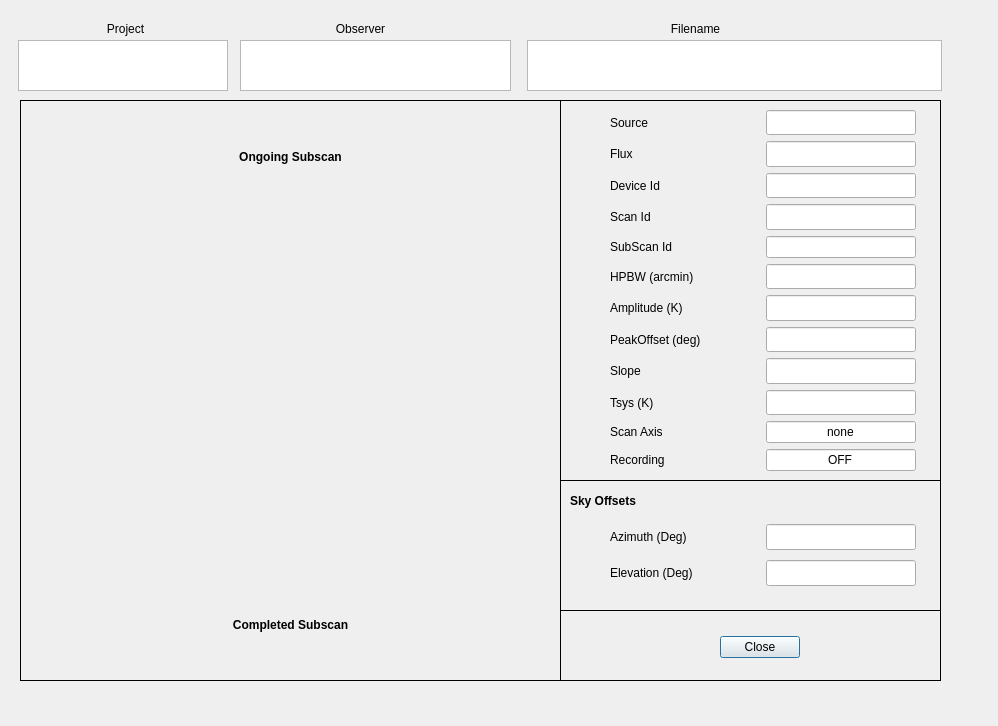
Old version of the form Common/Clients/CaltoolClient/src/calibrationToolClient.ui in the repository discos/discos.
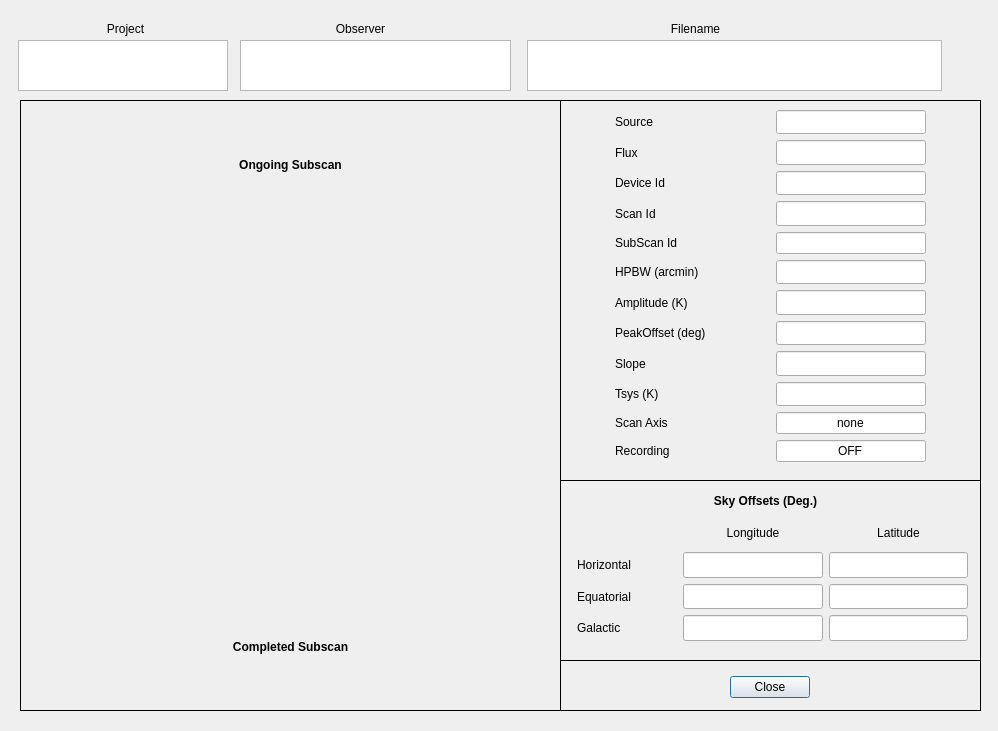
New version of the form. Custom widgets are drawn as their Qt base class.

Commit message: Added radec offsets to calibration tool

What changed in the file:
```diff
--- a/Common/Clients/CaltoolClient/src/calibrationToolClient.ui
+++ b/Common/Clients/CaltoolClient/src/calibrationToolClient.ui
@@ -7,7 +7,7 @@
     <x>0</x>
     <y>0</y>
     <width>998</width>
-    <height>726</height>
+    <height>731</height>
    </rect>
   </property>
   <property name="windowTitle">
@@ -99,7 +99,7 @@
     <rect>
      <x>560</x>
      <y>100</y>
-     <width>381</width>
+     <width>421</width>
      <height>381</height>
     </rect>
    </property>
@@ -111,8 +111,8 @@
      <rect>
       <x>0</x>
       <y>10</y>
-      <width>408</width>
-      <height>361</height>
+      <width>421</width>
+      <height>352</height>
      </rect>
     </property>
     <layout class="QGridLayout" name="gridLayout_3">
@@ -135,25 +135,6 @@
        </property>
       </widget>
      </item>
-     <item row="0" column="1">
-      <widget class="QLineEdit" name="nameLineEdit">
-       <property name="minimumSize">
-        <size>
-         <width>94</width>
-         <height>22</height>
-        </size>
-       </property>
-       <property name="maximumSize">
-        <size>
-         <width>150</width>
-         <height>26</height>
-        </size>
-       </property>
-       <property name="readOnly">
-        <bool>true</bool>
-       </property>
-      </widget>
-     </item>
      <item row="1" column="0">
       <widget class="QLabel" name="fluxLabel_4">
        <property name="minimumSize">
@@ -456,6 +437,9 @@
      </item>
      <item row="11" column="1">
       <widget class="QLineEdit" name="recording">
+       <property name="enabled">
+        <bool>true</bool>
+       </property>
        <property name="sizePolicy">
         <sizepolicy hsizetype="Fixed" vsizetype="Fixed">
          <horstretch>0</horstretch>
@@ -533,6 +517,28 @@
        </property>
       </widget>
      </item>
+     <item row="0" column="1">
+      <widget class="QLineEdit" name="nameLineEdit">
+       <property name="minimumSize">
+        <size>
+         <width>94</width>
+         <height>22</height>
+        </size>
+       </property>
+       <property name="maximumSize">
+        <size>
+         <width>150</width>
+         <height>26</height>
+        </size>
+       </property>
+       <property name="alignment">
+        <set>Qt::AlignLeading|Qt::AlignLeft|Qt::AlignVCenter</set>
+       </property>
+       <property name="readOnly">
+        <bool>true</bool>
+       </property>
+      </widget>
+     </item>
     </layout>
    </widget>
   </widget>
@@ -542,7 +548,7 @@
      <x>20</x>
      <y>100</y>
      <width>541</width>
-     <height>581</height>
+     <height>611</height>
     </rect>
    </property>
    <property name="frameShape">
@@ -631,9 +637,9 @@
    <property name="geometry">
     <rect>
      <x>560</x>
-     <y>610</y>
-     <width>381</width>
-     <height>71</height>
+     <y>660</y>
+     <width>421</width>
+     <height>51</height>
     </rect>
    </property>
    <property name="frameShape">
@@ -646,8 +652,8 @@
     <property name="geometry">
      <rect>
       <x>0</x>
-      <y>20</y>
-      <width>401</width>
+      <y>10</y>
+      <width>421</width>
       <height>34</height>
      </rect>
     </property>
@@ -682,8 +688,8 @@
     <rect>
      <x>560</x>
      <y>480</y>
-     <width>381</width>
-     <height>131</height>
+     <width>421</width>
+     <height>181</height>
     </rect>
    </property>
    <property name="frameShape">
@@ -694,7 +700,7 @@
      <rect>
       <x>10</x>
       <y>10</y>
-      <width>121</width>
+      <width>391</width>
       <height>21</height>
      </rect>
     </property>
@@ -705,20 +711,23 @@
      </font>
     </property>
     <property name="text">
-     <string>Sky Offsets</string>
+     <string>Sky Offsets (Deg.)</string>
+    </property>
+    <property name="alignment">
+     <set>Qt::AlignCenter</set>
     </property>
    </widget>
    <widget class="QWidget" name="gridLayoutWidget">
     <property name="geometry">
      <rect>
-      <x>0</x>
+      <x>17</x>
       <y>40</y>
-      <width>408</width>
-      <height>71</height>
+      <width>391</width>
+      <height>121</height>
      </rect>
     </property>
     <layout class="QGridLayout" name="gridLayout">
-     <item row="0" column="0">
+     <item row="1" column="0">
       <widget class="QLabel" name="label_4">
        <property name="sizePolicy">
         <sizepolicy hsizetype="Fixed" vsizetype="Preferred">
@@ -733,11 +742,11 @@
         </size>
        </property>
        <property name="text">
-        <string>Azimuth (Deg)</string>
+        <string>Horizontal</string>
        </property>
       </widget>
      </item>
-     <item row="0" column="1">
+     <item row="1" column="1">
       <widget class="QLineEdit" name="azOffsetlineEdit">
        <property name="minimumSize">
         <size>
@@ -756,7 +765,7 @@
        </property>
       </widget>
      </item>
-     <item row="1" column="0">
+     <item row="2" column="0">
       <widget class="QLabel" name="label_5">
        <property name="sizePolicy">
         <sizepolicy hsizetype="Fixed" vsizetype="Preferred">
@@ -771,11 +780,66 @@
         </size>
        </property>
        <property name="text">
-        <string>Elevation (Deg)</string>
+        <string>Equatorial</string>
        </property>
       </widget>
      </item>
-     <item row="1" column="1">
+     <item row="2" column="2">
+      <widget class="QLineEdit" name="decOffsetlineEdit">
+       <property name="minimumSize">
+        <size>
+         <width>94</width>
+         <height>22</height>
+        </size>
+       </property>
+       <property name="maximumSize">
+        <size>
+         <width>150</width>
+         <height>26</height>
+        </size>
+       </property>
+       <property name="readOnly">
+        <bool>true</bool>
+       </property>
+      </widget>
+     </item>
+     <item row="3" column="0">
+      <widget class="QLabel" name="label_15">
+       <property name="text">
+        <string>Galactic</string>
+       </property>
+      </widget>
+     </item>
+     <item row="2" column="1">
+      <widget class="QLineEdit" name="raOffsetlineEdit">
+       <property name="minimumSize">
+        <size>
+         <width>94</width>
+         <height>22</height>
+        </size>
+       </property>
+       <property name="maximumSize">
+        <size>
+         <width>150</width>
+         <height>26</height>
+        </size>
+       </property>
+       <property name="readOnly">
+        <bool>true</bool>
+       </property>
+      </widget>
+     </item>
+     <item row="0" column="2">
+      <widget class="QLabel" name="label_12">
+       <property name="text">
+        <string>Latitude</string>
+       </property>
+       <property name="alignment">
+        <set>Qt::AlignCenter</set>
+       </property>
+      </widget>
+     </item>
+     <item row="1" column="2">
       <widget class="QLineEdit" name="elOffsetlineEdit">
        <property name="minimumSize">
         <size>
@@ -794,6 +858,54 @@
        </property>
       </widget>
      </item>
+     <item row="3" column="1">
+      <widget class="QLineEdit" name="glonOffsetlineEdit">
+       <property name="minimumSize">
+        <size>
+         <width>94</width>
+         <height>22</height>
+        </size>
+       </property>
+       <property name="maximumSize">
+        <size>
+         <width>150</width>
+         <height>26</height>
+        </size>
+       </property>
+       <property name="readOnly">
+        <bool>true</bool>
+       </property>
+      </widget>
+     </item>
+     <item row="3" column="2">
+      <widget class="QLineEdit" name="glatOffsetlineEdit">
+       <property name="minimumSize">
+        <size>
+         <width>94</width>
+         <height>22</height>
+        </size>
+       </property>
+       <property name="maximumSize">
+        <size>
+         <width>150</width>
+         <height>26</height>
+        </size>
+       </property>
+       <property name="readOnly">
+        <bool>true</bool>
+       </property>
+      </widget>
+     </item>
+     <item row="0" column="1">
+      <widget class="QLabel" name="label_8">
+       <property name="text">
+        <string>Longitude</string>
+       </property>
+       <property name="alignment">
+        <set>Qt::AlignCenter</set>
+       </property>
+      </widget>
+     </item>
     </layout>
    </widget>
   </widget>
```
The commit also changes 1 other file.
